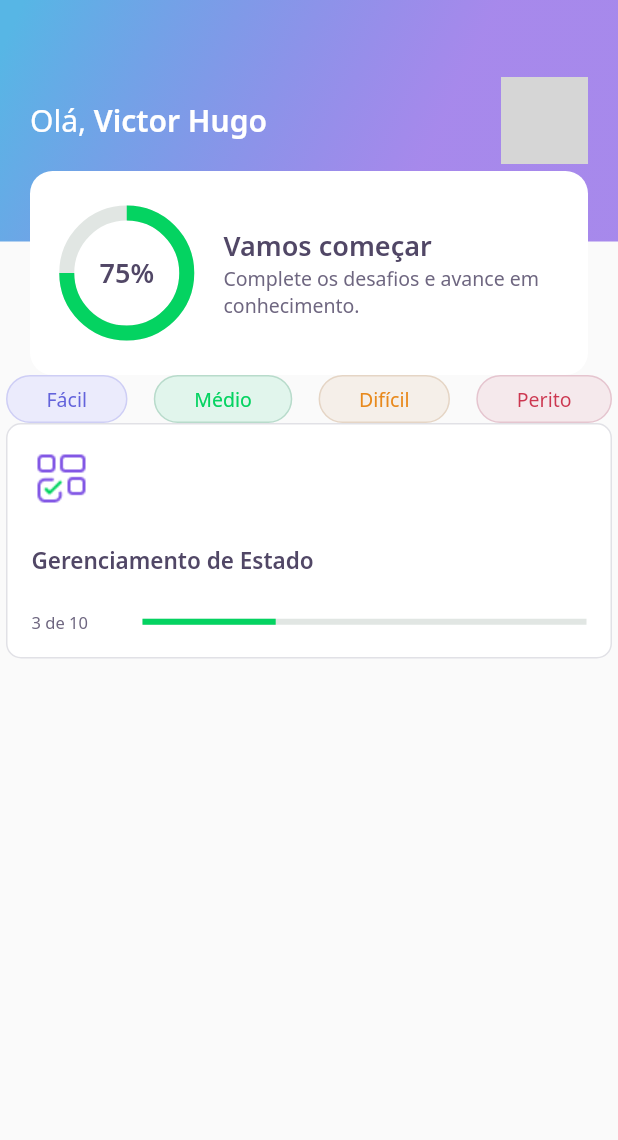
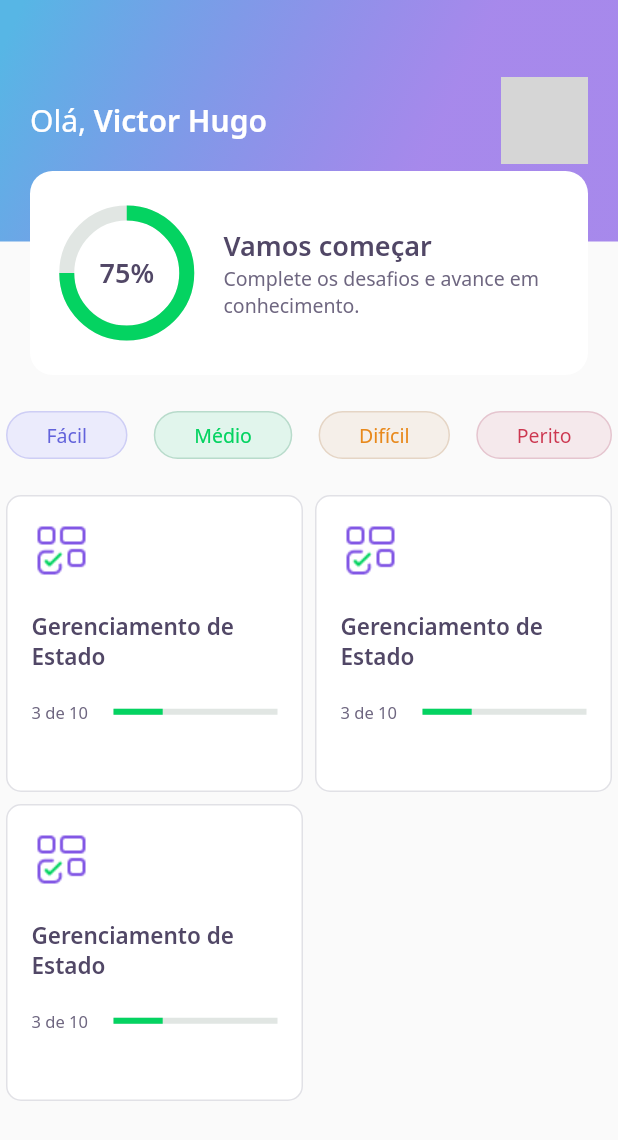
Before and after one commit to victorhugolgr/flutter-quiz-dev, a Flutter app: the screen it shows after launch, on a phone screen of 412 x 824 dp. Shown: the top 1140 px of the screen. Run offline on Flutter 3.47's test engine with Material 2 defaults, Android fonts, the phone set to English and light mode, and no system bars; our stand-ins replace google_fonts; network calls fail; grey boxes are pictures that could not be loaded.

Commit message:
create quiz card

```diff
--- a/lib/home/home_page.dart
+++ b/lib/home/home_page.dart
@@ -20,16 +20,37 @@ class _HomePageState extends State<HomePage> {
         padding: const EdgeInsets.symmetric(horizontal: 4),
         child: Column(
           children: [
+            SizedBox(height: 24),
             Row(
               mainAxisAlignment: MainAxisAlignment.spaceBetween,
               children: [
-                LevelButtonWidget(label: "Fácil",),
-                LevelButtonWidget(label: "Médio",),
-                LevelButtonWidget(label: "Difícil",),
-                LevelButtonWidget(label: "Perito",),
+                LevelButtonWidget(
+                  label: "Fácil",
+                ),
+                LevelButtonWidget(
+                  label: "Médio",
+                ),
+                LevelButtonWidget(
+                  label: "Difícil",
+                ),
+                LevelButtonWidget(
+                  label: "Perito",
+                ),
               ],
             ),
-            QuizCardWidget()
+            SizedBox(height: 24),
+            Expanded(
+              child: GridView.count(
+                crossAxisSpacing: 8,
+                mainAxisSpacing: 8,
+                crossAxisCount: 2,
+                children: [
+                  QuizCardWidget(),
+                  QuizCardWidget(),
+                  QuizCardWidget(),
+                ],
+              ),
+            )
           ],
         ),
       ),
--- a/lib/home/widgets/quiz_card/quiz_card_widget.dart
+++ b/lib/home/widgets/quiz_card/quiz_card_widget.dart
@@ -24,12 +24,12 @@ class QuizCardWidget extends StatelessWidget {
             width: 40,
             child: Image.asset(AppImages.blocks),
           ),
-          SizedBox(height: 24),
+          SizedBox(height: 20),
           Text(
             "Gerenciamento de Estado",
             style: AppTextStyles.heading15,
           ),
-          SizedBox(height: 24),
+          SizedBox(height: 20),
           Row(
             children: [
               Expanded(
@@ -40,7 +40,7 @@ class QuizCardWidget extends StatelessWidget {
                 ),
               ),
               Expanded(
-                flex: 4,
+                flex: 2,
                 child: LinearProgressIndicator(
                   value: 0.3,
                   backgroundColor: AppColors.chartSecondary,
```
